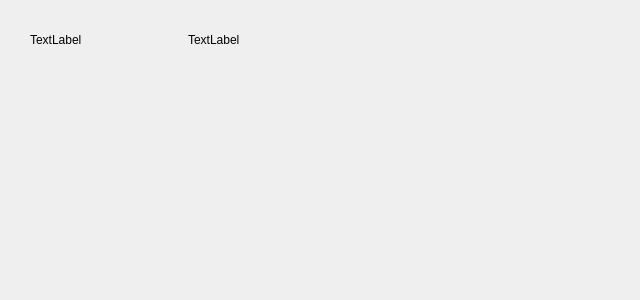
Before: the Qt Designer form mainwindow.ui in SneakyWhoami/barcoder, drawn with Qt 5.
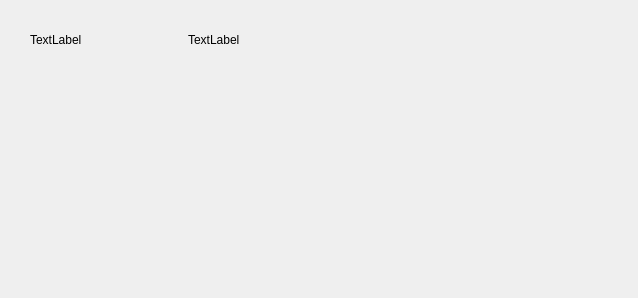
After: the same form once the commit is applied.

```diff
--- a/mainwindow.ui
+++ b/mainwindow.ui
@@ -6,8 +6,8 @@
    <rect>
     <x>0</x>
     <y>0</y>
-    <width>640</width>
-    <height>300</height>
+    <width>638</width>
+    <height>298</height>
    </rect>
   </property>
   <property name="sizePolicy">
```
